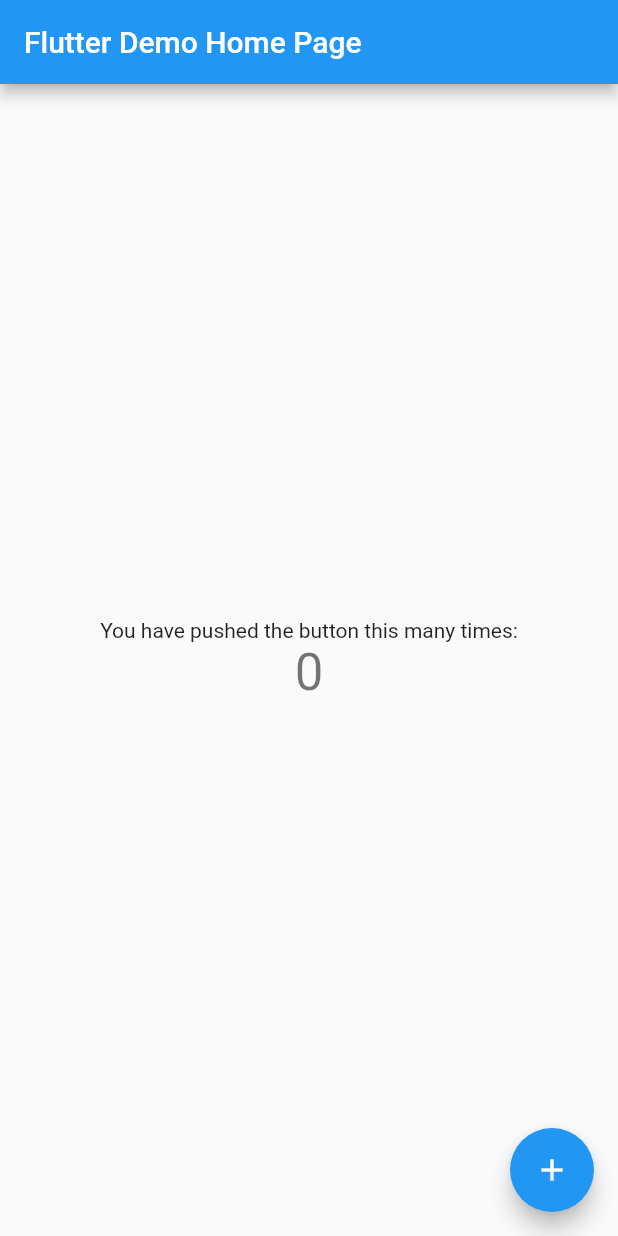
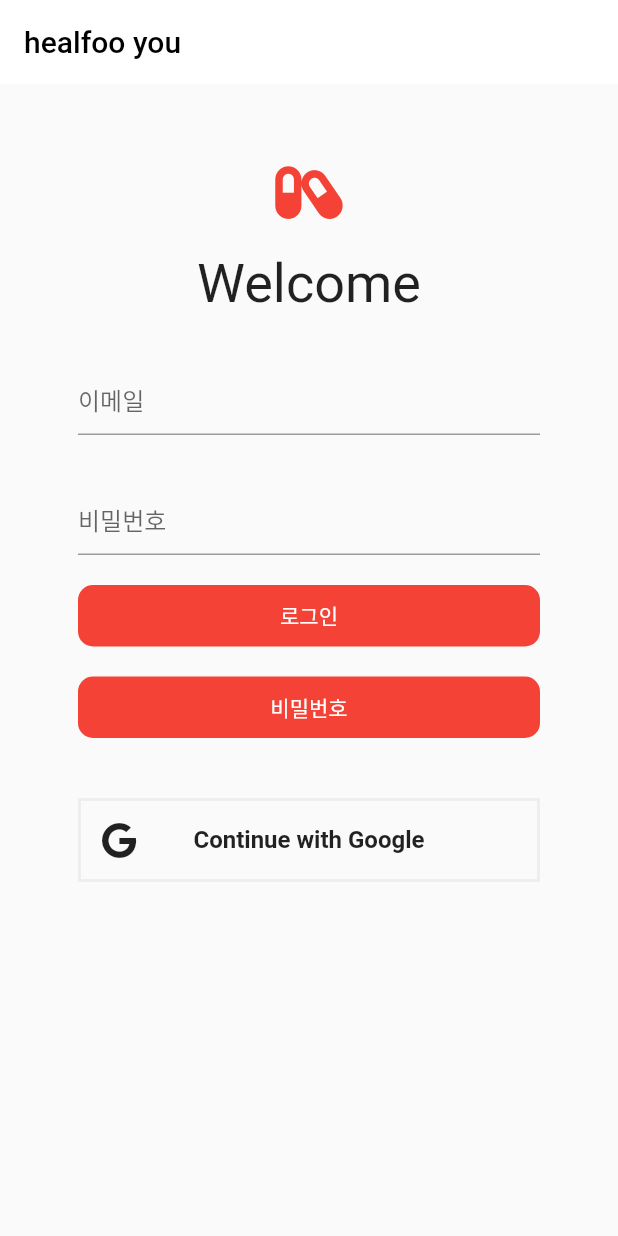
Before and after one commit to alswn2348/healfooyou_flutter, a Flutter app: the screen it shows after launch, on a phone screen of 412 x 824 dp. Run offline on Flutter 3.47's test engine with Material 2 defaults, Android fonts, the phone set to English and light mode, and no system bars; our stand-ins replace font_awesome_flutter, go_router.

Commit message:
design : 로그인 화면

```diff
--- /dev/null
+++ b/lib/authentication/login_screen.dart
@@ -0,0 +1,139 @@
+import 'package:flutter/material.dart';
+import 'package:font_awesome_flutter/font_awesome_flutter.dart';
+import 'package:healfooyou_flutter/constants/gaps.dart';
+import 'package:healfooyou_flutter/constants/sizes.dart';
+
+class LoginScreen extends StatelessWidget {
+  static String routeName = "login";
+  static String routeURL = "/login";
+  const LoginScreen({super.key});
+
+  @override
+  Widget build(BuildContext context) {
+    return Scaffold(
+      appBar: AppBar(
+        title: const Text(
+          "healfoo you",
+          style: TextStyle(color: Colors.black),
+        ),
+        backgroundColor: Colors.white,
+        elevation: 0,
+      ),
+      body: Container(
+        padding: const EdgeInsets.all(Sizes.size52),
+        child: Form(
+            child: Column(
+          children: [
+            const FaIcon(
+              FontAwesomeIcons.capsules,
+              color: Colors.red,
+              size: Sizes.size40,
+            ),
+            Gaps.v20,
+            const Text(
+              'Welcome',
+              style: TextStyle(fontSize: Sizes.size36),
+            ),
+            Gaps.v32,
+            TextFormField(
+              decoration: const InputDecoration(hintText: '이메일'),
+            ),
+            Gaps.v32,
+            TextFormField(
+              decoration: const InputDecoration(
+                hintText: '비밀번호',
+              ),
+            ),
+            Gaps.v20,
+            const FormButton(
+              title: "로그인",
+            ),
+            Gaps.v20,
+            const FormButton(
+              title: "비밀번호",
+            ),
+            Gaps.v40,
+            const AuthButton(
+              text: 'Continue with Google',
+              icon: FaIcon(FontAwesomeIcons.google),
+            )
+          ],
+        )),
+      ),
+    );
+  }
+}
+
+class FormButton extends StatelessWidget {
+  const FormButton({
+    super.key,
+    this.title = 'button',
+  });
+  final String title;
+
+  @override
+  Widget build(BuildContext context) {
+    return FractionallySizedBox(
+      widthFactor: 1,
+      child: Container(
+        padding: const EdgeInsets.all(Sizes.size10),
+        decoration: const BoxDecoration(
+          color: Colors.red,
+          borderRadius: BorderRadius.all(
+            Radius.circular(Sizes.size10),
+          ),
+        ),
+        child: Text(
+          title,
+          textAlign: TextAlign.center,
+          style: const TextStyle(
+            color: Colors.white,
+          ),
+        ),
+      ),
+    );
+  }
+}
+
+class AuthButton extends StatelessWidget {
+  final String text;
+  final FaIcon icon;
+
+  const AuthButton({
+    super.key,
+    required this.text,
+    required this.icon,
+  });
+
+  @override
+  Widget build(BuildContext context) {
+    return FractionallySizedBox(
+      widthFactor: 1,
+      child: Container(
+        padding: const EdgeInsets.all(Sizes.size14),
+        decoration: BoxDecoration(
+            border:
+                Border.all(color: Colors.grey.shade200, width: Sizes.size2)),
+        child: Stack(
+          alignment: Alignment.center,
+          children: [
+            Align(
+              alignment: Alignment.centerLeft,
+              child: icon,
+            ),
+            Expanded(
+              child: Text(
+                text,
+                textAlign: TextAlign.center,
+                style: const TextStyle(
+                  fontSize: Sizes.size16,
+                  fontWeight: FontWeight.w600,
+                ),
+              ),
+            ),
+          ],
+        ),
+      ),
+    );
+  }
+}
--- /dev/null
+++ b/lib/constants/color.dart
@@ -0,0 +1,7 @@
+import 'package:flutter/material.dart';
+
+class AdminColor {
+  static const primary = Color(0xFF2697FF);
+  static const secondary = Color(0xFF2A2D3E);
+  static const bg = Color(0xFF212332);
+}
--- /dev/null
+++ b/lib/constants/gaps.dart
@@ -0,0 +1,68 @@
+import 'package:flutter/material.dart';
+
+import 'sizes.dart';
+
+class Gaps {
+  // Vertical Gaps
+  static const v1 = SizedBox(height: Sizes.size1);
+  static const v2 = SizedBox(height: Sizes.size2);
+  static const v3 = SizedBox(height: Sizes.size3);
+  static const v4 = SizedBox(height: Sizes.size4);
+  static const v5 = SizedBox(height: Sizes.size5);
+  static const v6 = SizedBox(height: Sizes.size6);
+  static const v7 = SizedBox(height: Sizes.size7);
+  static const v8 = SizedBox(height: Sizes.size8);
+  static const v9 = SizedBox(height: Sizes.size9);
+  static const v10 = SizedBox(height: Sizes.size10);
+  static const v11 = SizedBox(height: Sizes.size11);
+  static const v12 = SizedBox(height: Sizes.size12);
+  static const v14 = SizedBox(height: Sizes.size14);
+  static const v16 = SizedBox(height: Sizes.size16);
+  static const v20 = SizedBox(height: Sizes.size20);
+  static const v24 = SizedBox(height: Sizes.size24);
+  static const v28 = SizedBox(height: Sizes.size28);
+  static const v32 = SizedBox(height: Sizes.size32);
+  static const v36 = SizedBox(height: Sizes.size36);
+  static const v40 = SizedBox(height: Sizes.size40);
+  static const v44 = SizedBox(height: Sizes.size44);
+  static const v48 = SizedBox(height: Sizes.size48);
+  static const v52 = SizedBox(height: Sizes.size52);
+  static const v56 = SizedBox(height: Sizes.size56);
+  static const v60 = SizedBox(height: Sizes.size60);
+  static const v64 = SizedBox(height: Sizes.size64);
+  static const v72 = SizedBox(height: Sizes.size72);
+  static const v80 = SizedBox(height: Sizes.size80);
+  static const v96 = SizedBox(height: Sizes.size96);
+
+  // Horizontal Gaps
+
+  static const h1 = SizedBox(width: Sizes.size1);
+  static const h2 = SizedBox(width: Sizes.size2);
+  static const h3 = SizedBox(width: Sizes.size3);
+  static const h4 = SizedBox(width: Sizes.size4);
+  static const h5 = SizedBox(width: Sizes.size5);
+  static const h6 = SizedBox(width: Sizes.size6);
+  static const h7 = SizedBox(width: Sizes.size7);
+  static const h8 = SizedBox(width: Sizes.size8);
+  static const h9 = SizedBox(width: Sizes.size9);
+  static const h10 = SizedBox(width: Sizes.size10);
+  static const h11 = SizedBox(width: Sizes.size11);
+  static const h12 = SizedBox(width: Sizes.size12);
+  static const h14 = SizedBox(width: Sizes.size14);
+  static const h16 = SizedBox(width: Sizes.size16);
+  static const h20 = SizedBox(width: Sizes.size20);
+  static const h24 = SizedBox(width: Sizes.size24);
+  static const h28 = SizedBox(width: Sizes.size28);
+  static const h32 = SizedBox(width: Sizes.size32);
+  static const h36 = SizedBox(width: Sizes.size36);
+  static const h40 = SizedBox(width: Sizes.size40);
+  static const h44 = SizedBox(width: Sizes.size44);
+  static const h48 = SizedBox(width: Sizes.size48);
+  static const h52 = SizedBox(width: Sizes.size52);
+  static const h56 = SizedBox(width: Sizes.size56);
+  static const h60 = SizedBox(width: Sizes.size60);
+  static const h64 = SizedBox(width: Sizes.size64);
+  static const h72 = SizedBox(width: Sizes.size72);
+  static const h80 = SizedBox(width: Sizes.size80);
+  static const h96 = SizedBox(width: Sizes.size96);
+}
--- /dev/null
+++ b/lib/constants/sizes.dart
@@ -0,0 +1,32 @@
+class Sizes {
+  static const size1 = 1.0;
+  static const size2 = 2.0;
+  static const size3 = 3.0;
+  static const size4 = 4.0;
+  static const size5 = 5.0;
+  static const size6 = 6.0;
+  static const size7 = 7.0;
+  static const size8 = 8.0;
+  static const size9 = 9.0;
+  static const size10 = 10.0;
+  static const size11 = 11.0;
+  static const size12 = 12.0;
+  static const size14 = 14.0;
+  static const size16 = 16.0;
+  static const size18 = 18.0;
+  static const size20 = 20.0;
+  static const size24 = 24.0;
+  static const size28 = 28.0;
+  static const size32 = 32.0;
+  static const size36 = 36.0;
+  static const size40 = 40.0;
+  static const size44 = 44.0;
+  static const size48 = 48.0;
+  static const size52 = 52.0;
+  static const size56 = 56.0;
+  static const size60 = 60.0;
+  static const size64 = 64.0;
+  static const size72 = 72.0;
+  static const size80 = 80.0;
+  static const size96 = 96.0;
+}
--- a/lib/main.dart
+++ b/lib/main.dart
@@ -1,4 +1,5 @@
 import 'package:flutter/material.dart';
+import 'package:healfooyou_flutter/router.dart';
 
 void main() {
   runApp(const MyApp());
@@ -10,106 +11,8 @@
   // This widget is the root of your application.
   @override
   Widget build(BuildContext context) {
-    return MaterialApp(
-      title: 'Flutter Demo',
-      theme: ThemeData(
-        // This is the theme of your application.
-        //
-        // Try running your application with "flutter run". You'll see the
-        // application has a blue toolbar. Then, without quitting the app, try
-        // changing the primarySwatch below to Colors.green and then invoke
-        // "hot reload" (press "r" in the console where you ran "flutter run",
-        // or simply save your changes to "hot reload" in a Flutter IDE).
-        // Notice that the counter didn't reset back to zero; the application
-        // is not restarted.
-        primarySwatch: Colors.blue,
-      ),
-      home: const MyHomePage(title: 'Flutter Demo Home Page'),
+    return MaterialApp.router(
+      routerConfig: router,
     );
   }
 }
-
-class MyHomePage extends StatefulWidget {
-  const MyHomePage({super.key, required this.title});
-
-  // This widget is the home page of your application. It is stateful, meaning
-  // that it has a State object (defined below) that contains fields that affect
-  // how it looks.
-
-  // This class is the configuration for the state. It holds the values (in this
-  // case the title) provided by the parent (in this case the App widget) and
-  // used by the build method of the State. Fields in a Widget subclass are
-  // always marked "final".
-
-  final String title;
-
-  @override
-  State<MyHomePage> createState() => _MyHomePageState();
-}
-
-class _MyHomePageState extends State<MyHomePage> {
-  int _counter = 0;
-
-  void _incrementCounter() {
-    setState(() {
-      // This call to setState tells the Flutter framework that something has
-      // changed in this State, which causes it to rerun the build method below
-      // so that the display can reflect the updated values. If we changed
-      // _counter without calling setState(), then the build method would not be
-      // called again, and so nothing would appear to happen.
-      _counter++;
-    });
-  }
-
-  @override
-  Widget build(BuildContext context) {
-    // This method is rerun every time setState is called, for instance as done
-    // by the _incrementCounter method above.
-    //
-    // The Flutter framework has been optimized to make rerunning build methods
-    // fast, so that you can just rebuild anything that needs updating rather
-    // than having to individually change instances of widgets.
-    return Scaffold(
-      appBar: AppBar(
-        // Here we take the value from the MyHomePage object that was created by
-        // the App.build method, and use it to set our appbar title.
-        title: Text(widget.title),
-      ),
-      body: Center(
-        // Center is a layout widget. It takes a single child and positions it
-        // in the middle of the parent.
-        child: Column(
-          // Column is also a layout widget. It takes a list of children and
-          // arranges them vertically. By default, it sizes itself to fit its
-          // children horizontally, and tries to be as tall as its parent.
-          //
-          // Invoke "debug painting" (press "p" in the console, choose the
-          // "Toggle Debug Paint" action from the Flutter Inspector in Android
-          // Studio, or the "Toggle Debug Paint" command in Visual Studio Code)
-          // to see the wireframe for each widget.
-          //
-          // Column has various properties to control how it sizes itself and
-          // how it positions its children. Here we use mainAxisAlignment to
-          // center the children vertically; the main axis here is the vertical
-          // axis because Columns are vertical (the cross axis would be
-          // horizontal).
-          mainAxisAlignment: MainAxisAlignment.center,
-          children: <Widget>[
-            const Text(
-              'You have pushed the button this many times:',
-            ),
-            Text(
-              '$_counter',
-              style: Theme.of(context).textTheme.headlineMedium,
-            ),
-          ],
-        ),
-      ),
-      floatingActionButton: FloatingActionButton(
-        onPressed: _incrementCounter,
-        tooltip: 'Increment',
-        child: const Icon(Icons.add),
-      ), // This trailing comma makes auto-formatting nicer for build methods.
-    );
-  }
-}
--- /dev/null
+++ b/lib/router.dart
@@ -0,0 +1,13 @@
+import 'package:go_router/go_router.dart';
+import 'package:healfooyou_flutter/authentication/login_screen.dart';
+
+final router = GoRouter(
+  initialLocation: "/login",
+  routes: [
+    GoRoute(
+      name: LoginScreen.routeName,
+      path: LoginScreen.routeURL,
+      builder: (context, state) => const LoginScreen(),
+    ),
+  ],
+);
--- a/pubspec.yaml
+++ b/pubspec.yaml
@@ -30,6 +30,8 @@
 dependencies:
   flutter:
     sdk: flutter
+  go_router: 6.0.2
+  font_awesome_flutter: 10.3.0
 
 
   # The following adds the Cupertino Icons font to your application.
```
Also changed, not shown: pubspec.lock.
